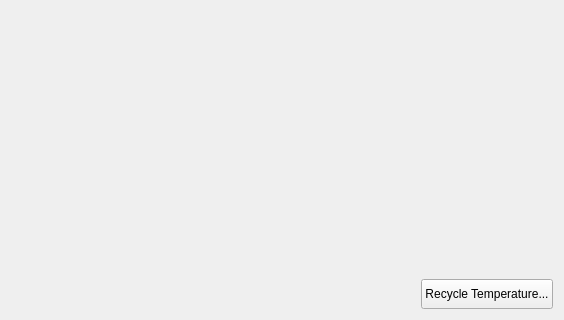
The window that User/SimpleApplication/tempm1widget.ui (OzhegovRoman/ControlUnit4_Software) describes before a commit, drawn with Qt 5; both pictures show x 125 to 689 and y 225 to 545 of the 689 by 545 pixel window.
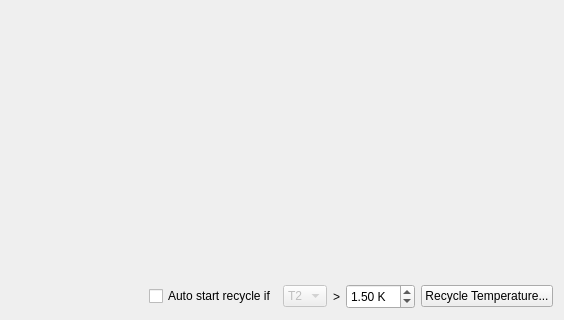
The same window after the commit.

Diff of the .ui file:
```diff
--- a/User/SimpleApplication/tempm1widget.ui
+++ b/User/SimpleApplication/tempm1widget.ui
@@ -2,6 +2,9 @@
 <ui version="4.0">
  <class>TempM1Widget</class>
  <widget class="QWidget" name="TempM1Widget">
+  <property name="enabled">
+   <bool>true</bool>
+  </property>
   <property name="geometry">
    <rect>
     <x>0</x>
@@ -96,12 +99,103 @@
        </property>
       </spacer>
      </item>
+     <item>
+      <widget class="QLabel" name="L_isOperating">
+       <property name="minimumSize">
+        <size>
+         <width>25</width>
+         <height>25</height>
+        </size>
+       </property>
+       <property name="maximumSize">
+        <size>
+         <width>25</width>
+         <height>25</height>
+        </size>
+       </property>
+       <property name="text">
+        <string/>
+       </property>
+      </widget>
+     </item>
+     <item>
+      <widget class="QCheckBox" name="CB_TemperatureControl">
+       <property name="styleSheet">
+        <string notr="true">font: 12pt &quot;MS Shell Dlg 2&quot;; color: black</string>
+       </property>
+       <property name="text">
+        <string>Auto start recycle if</string>
+       </property>
+      </widget>
+     </item>
+     <item>
+      <widget class="QComboBox" name="CB_SelectedTempSensor">
+       <property name="enabled">
+        <bool>false</bool>
+       </property>
+       <property name="styleSheet">
+        <string notr="true">font: 12pt &quot;MS Shell Dlg 2&quot;;</string>
+       </property>
+       <item>
+        <property name="text">
+         <string>T2</string>
+        </property>
+       </item>
+       <item>
+        <property name="text">
+         <string>T3</string>
+        </property>
+       </item>
+      </widget>
+     </item>
+     <item>
+      <widget class="QLabel" name="label_2">
+       <property name="styleSheet">
+        <string notr="true">font: 12pt &quot;MS Shell Dlg 2&quot;; color: black</string>
+       </property>
+       <property name="text">
+        <string>&gt;</string>
+       </property>
+      </widget>
+     </item>
+     <item>
+      <layout class="QGridLayout" name="gridLayout">
+       <item row="0" column="0">
+        <widget class="QDoubleSpinBox" name="DSB_TempThreshold">
+         <property name="enabled">
+          <bool>true</bool>
+         </property>
+         <property name="sizePolicy">
+          <sizepolicy hsizetype="Minimum" vsizetype="Minimum">
+           <horstretch>0</horstretch>
+           <verstretch>0</verstretch>
+          </sizepolicy>
+         </property>
+         <property name="styleSheet">
+          <string notr="true">font: 12pt &quot;MS Shell Dlg 2&quot;;</string>
+         </property>
+         <property name="suffix">
+          <string> K</string>
+         </property>
+         <property name="maximum">
+          <double>20.000000000000000</double>
+         </property>
+         <property name="singleStep">
+          <double>0.010000000000000</double>
+         </property>
+         <property name="value">
+          <double>1.500000000000000</double>
+         </property>
+        </widget>
+       </item>
+      </layout>
+     </item>
      <item>
       <widget class="QPushButton" name="PB_RecycleTemp">
        <property name="minimumSize">
         <size>
          <width>0</width>
-         <height>30</height>
+         <height>0</height>
         </size>
        </property>
        <property name="styleSheet">
```
Left out of the diff: 27 changed lines with no effect on the pictures.
